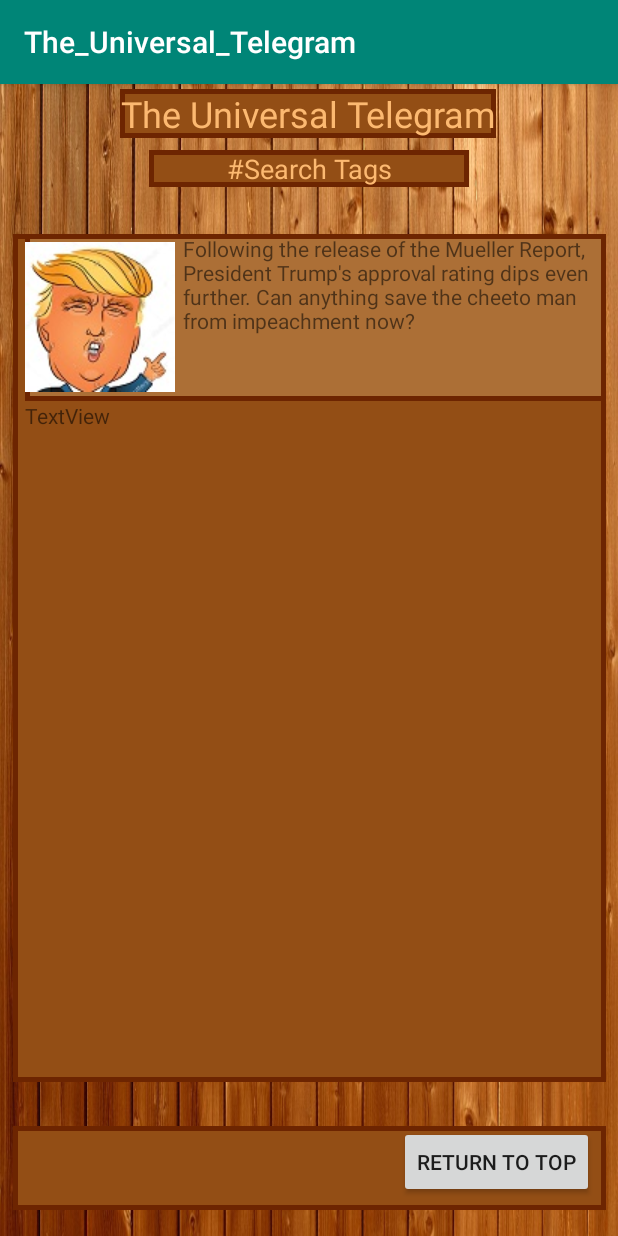
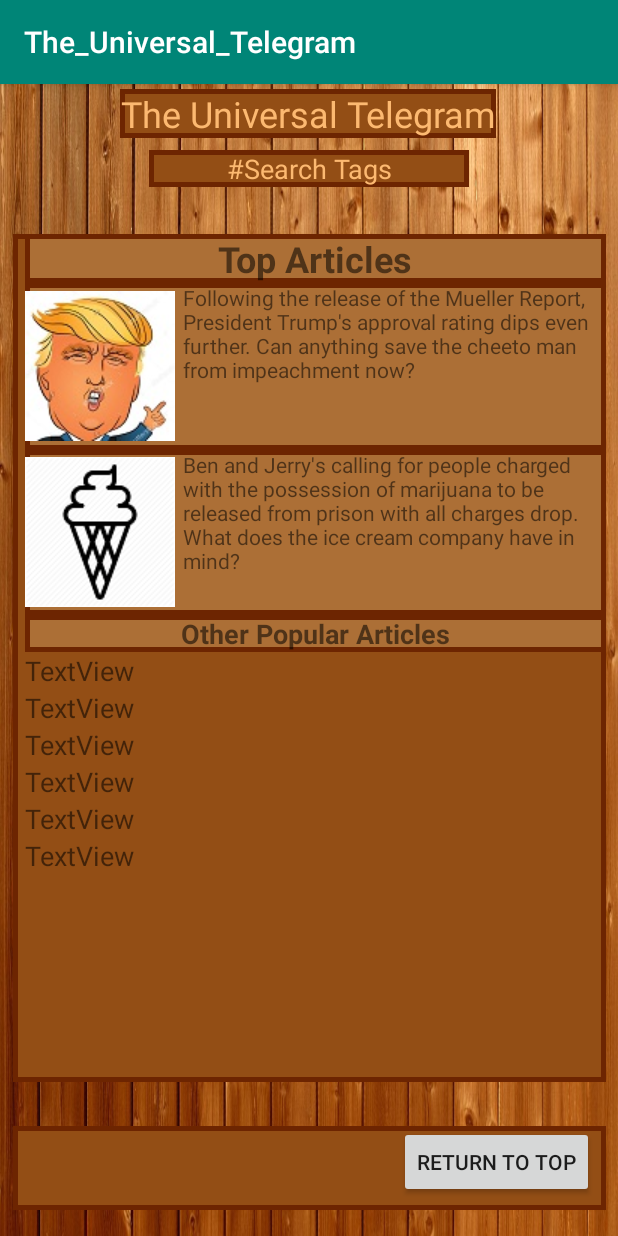
Before and after one commit to lit-luscious-lion-luchadors/The-Universal-Telegram, an Android app: the homePageActivity screen opened directly, with no data from a screen before it, on a phone screen of 412 x 824 dp. Run offline under Robolectric (Android 15) with nearby library versions, the phone set to English and light mode, and no system bars.

Commit message:
added some more views

```diff
--- a/app/src/main/res/layout/activity_home_page.xml
+++ b/app/src/main/res/layout/activity_home_page.xml
@@ -100,6 +100,16 @@
         app:layout_constraintTop_toTopOf="@+id/scrollView2">
 
         <TextView
+            android:id="@+id/scrollTitle"
+            android:layout_width="match_parent"
+            android:layout_height="wrap_content"
+            android:background="@drawable/back2"
+            android:text="@string/topArticles"
+            android:textAlignment="center"
+            android:textSize="24sp"
+            android:textStyle="bold" />
+
+        <TextView
             android:id="@+id/article1"
             android:layout_width="wrap_content"
             android:layout_height="111dp"
@@ -107,14 +117,71 @@
             android:background="@drawable/back2"
             android:drawableLeft="@drawable/drump"
             android:drawablePadding="5dp"
-            android:marginRight="10dp"
+            android:margin="10dp"
             android:text="@string/article1String" />
 
         <TextView
-            android:id="@+id/textView4"
+            android:id="@+id/article2"
+            android:layout_width="match_parent"
+            android:layout_height="110dp"
+            android:layout_gravity="center"
+            android:background="@drawable/back2"
+            android:drawableLeft="@drawable/icecream"
+            android:drawablePadding="5dp"
+            android:margin="10dp"
+            android:text="@string/article2String" />
+
+        <TextView
+            android:id="@+id/otherArticles"
             android:layout_width="match_parent"
             android:layout_height="wrap_content"
-            android:text="TextView" />
+            android:background="@drawable/back2"
+            android:text="@string/otherArticles"
+            android:textAlignment="center"
+            android:textSize="18sp"
+            android:textStyle="bold" />
+
+        <TextView
+            android:id="@+id/textView7"
+            android:layout_width="match_parent"
+            android:layout_height="wrap_content"
+            android:text="TextView"
+            android:textSize="18sp" />
+
+        <TextView
+            android:id="@+id/textView8"
+            android:layout_width="match_parent"
+            android:layout_height="wrap_content"
+            android:text="TextView"
+            android:textSize="18sp" />
+
+        <TextView
+            android:id="@+id/textView9"
+            android:layout_width="match_parent"
+            android:layout_height="wrap_content"
+            android:text="TextView"
+            android:textSize="18sp" />
+
+        <TextView
+            android:id="@+id/textView10"
+            android:layout_width="match_parent"
+            android:layout_height="wrap_content"
+            android:text="TextView"
+            android:textSize="18sp" />
+
+        <TextView
+            android:id="@+id/textView11"
+            android:layout_width="match_parent"
+            android:layout_height="wrap_content"
+            android:text="TextView"
+            android:textSize="18sp" />
+
+        <TextView
+            android:id="@+id/textView12"
+            android:layout_width="match_parent"
+            android:layout_height="wrap_content"
+            android:text="TextView"
+            android:textSize="18sp" />
     </LinearLayout>
 
     <Button
--- a/app/src/main/res/values/strings.xml
+++ b/app/src/main/res/values/strings.xml
@@ -14,4 +14,7 @@
     <string name="search_bar">#Search Tags</string>
     <string name="homepage_button">go to homepage</string>
     <string name="article1String">Following the release of the Mueller Report, President Trump\'s approval rating dips even further. Can anything save the cheeto man from impeachment now?</string>
+    <string name="article2String">Ben and Jerry\'s calling for people charged with the possession of marijuana to be released from prison with all charges drop. What does the ice cream company have in mind?</string>
+    <string name="topArticles">Top Articles</string>
+    <string name="otherArticles">Other Popular Articles</string>
 </resources>
```
Also changed, not shown: app/src/main/res/drawable/icecream.png (added).
